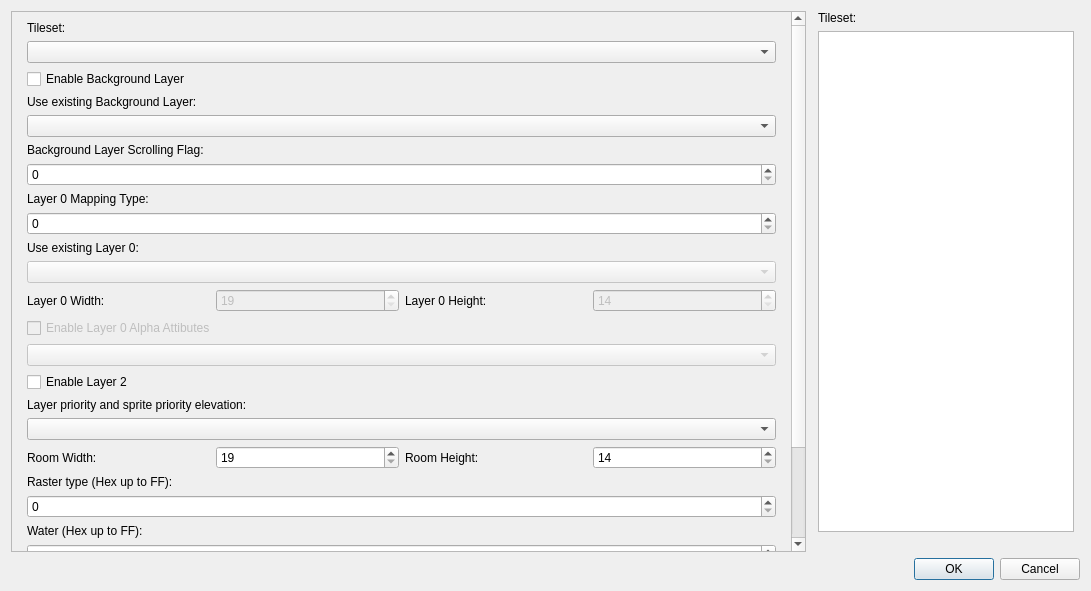
Above: Dialog/RoomConfigDialog.ui from wario-land/WL4Editor before the change. Below: the same form after it.
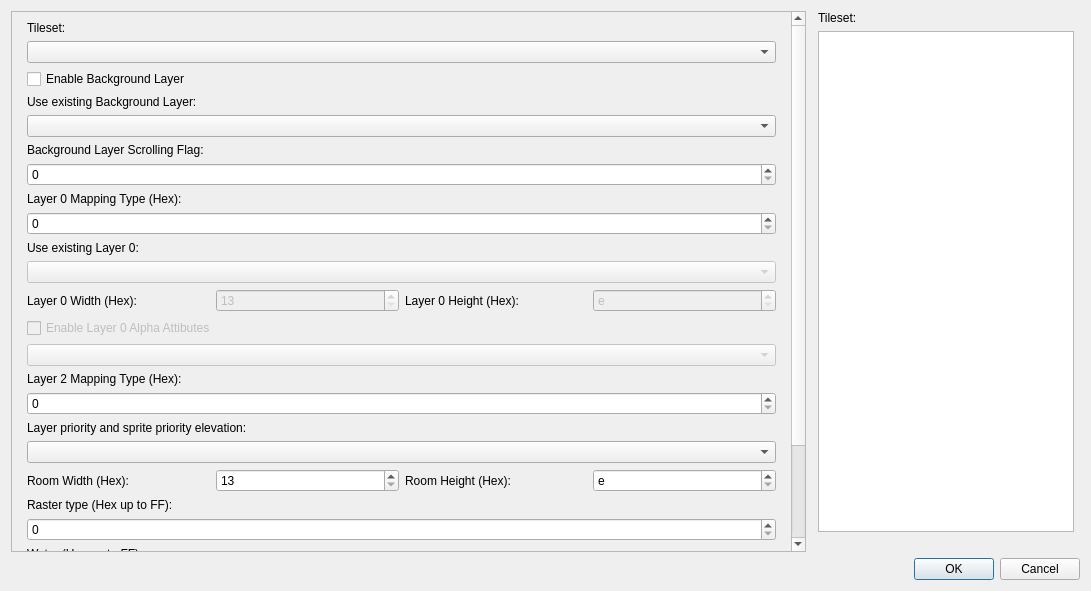
That is the form after the change. Custom widgets are drawn as their Qt base class.

Commit message: support editing Layer 2 mapping type value in Room Config Dialog (#425)

Patch:
```diff
--- a/Dialog/RoomConfigDialog.ui
+++ b/Dialog/RoomConfigDialog.ui
@@ -45,7 +45,7 @@
           <x>0</x>
           <y>0</y>
           <width>781</width>
-          <height>711</height>
+          <height>718</height>
          </rect>
         </property>
         <layout class="QVBoxLayout" name="verticalLayout_2">
@@ -58,7 +58,7 @@
             <number>6</number>
            </property>
            <property name="bottomMargin">
-            <number>20</number>
+            <number>0</number>
            </property>
            <item>
             <widget class="QLabel" name="tilesetLabel">
@@ -133,7 +133,7 @@
                 <string>&lt;html&gt;&lt;head/&gt;&lt;body&gt;&lt;p&gt;&lt;span style=&quot; font-weight:600;&quot;&gt;Layer 0 Mapping Type&lt;/span&gt;&lt;/p&gt;&lt;p&gt;This property is hardly used. It's only used if you're using the Toxic Landfill Tileset with an existing dust foreground.&lt;/p&gt;&lt;/body&gt;&lt;/html&gt;</string>
                </property>
                <property name="text">
-                <string>Layer 0 Mapping Type:</string>
+                <string>Layer 0 Mapping Type (Hex):</string>
                </property>
               </widget>
              </item>
@@ -184,7 +184,7 @@
              <item>
               <widget class="QLabel" name="label_Layer0Width">
                <property name="text">
-                <string>Layer 0 Width:</string>
+                <string>Layer 0 Width (Hex):</string>
                </property>
               </widget>
              </item>
@@ -199,12 +199,15 @@
                <property name="maximum">
                 <number>255</number>
                </property>
+               <property name="displayIntegerBase">
+                <number>16</number>
+               </property>
               </widget>
              </item>
              <item>
               <widget class="QLabel" name="label_Layer0Height">
                <property name="text">
-                <string>Layer 0 Height:</string>
+                <string>Layer 0 Height (Hex):</string>
                </property>
               </widget>
              </item>
@@ -219,6 +222,9 @@
                <property name="maximum">
                 <number>255</number>
                </property>
+               <property name="displayIntegerBase">
+                <number>16</number>
+               </property>
               </widget>
              </item>
             </layout>
@@ -244,12 +250,33 @@
             </widget>
            </item>
            <item>
-            <widget class="QCheckBox" name="CheckBox_Layer2Enable">
-             <property name="toolTip">
-              <string>&lt;html&gt;&lt;head/&gt;&lt;body&gt;&lt;p&gt;&lt;span style=&quot; font-weight:600;&quot;&gt;Enable Layer 2&lt;/span&gt;&lt;/p&gt;&lt;p&gt;&lt;br/&gt;&lt;/p&gt;&lt;p&gt;Enable layer X to set its mapping type from 0x00 to 0x01.&lt;/p&gt;&lt;p&gt;&lt;br/&gt;&lt;/p&gt;&lt;p&gt;Layer X can be Layer 0 or Layer 2.&lt;/p&gt;&lt;/body&gt;&lt;/html&gt;</string>
+            <layout class="QHBoxLayout" name="horizontalLayout_7">
+             <property name="bottomMargin">
+              <number>0</number>
              </property>
-             <property name="text">
-              <string>Enable Layer 2</string>
+             <item>
+              <widget class="QLabel" name="L2MappingTypeLabel">
+               <property name="text">
+                <string>Layer 2 Mapping Type (Hex):</string>
+               </property>
+              </widget>
+             </item>
+             <item>
+              <widget class="QLabel" name="label_CurLayer2MappingType">
+               <property name="text">
+                <string/>
+               </property>
+              </widget>
+             </item>
+            </layout>
+           </item>
+           <item>
+            <widget class="QSpinBox" name="spinBox_Layer2MappingType">
+             <property name="maximum">
+              <number>31</number>
+             </property>
+             <property name="displayIntegerBase">
+              <number>16</number>
              </property>
             </widget>
            </item>
@@ -274,7 +301,7 @@
              <item>
               <widget class="QLabel" name="roomWidthLabel">
                <property name="text">
-                <string>Room Width:</string>
+                <string>Room Width (Hex):</string>
                </property>
               </widget>
              </item>
@@ -286,12 +313,15 @@
                <property name="maximum">
                 <number>255</number>
                </property>
+               <property name="displayIntegerBase">
+                <number>16</number>
+               </property>
               </widget>
              </item>
              <item>
               <widget class="QLabel" name="roomHeightLabel">
                <property name="text">
-                <string>Room Height:</string>
+                <string>Room Height (Hex):</string>
                </property>
               </widget>
              </item>
@@ -303,6 +333,9 @@
                <property name="maximum">
                 <number>255</number>
                </property>
+               <property name="displayIntegerBase">
+                <number>16</number>
+               </property>
               </widget>
              </item>
             </layout>
```
The commit also changes 4 other files.
